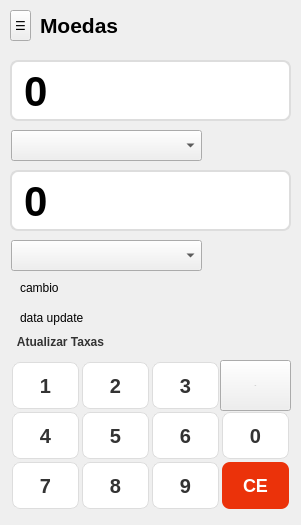
Old version of the form Calculadora/calculadora.ui in the repository ruilopes14/calculadora-teste.
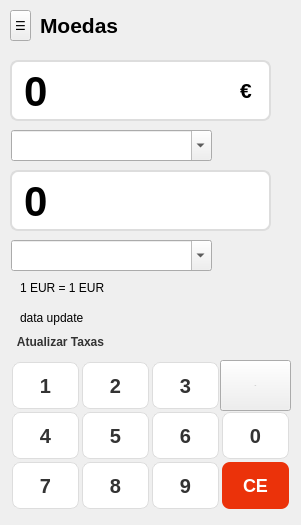
New version of the form. Icons and pictures are not drawn.

```diff
--- a/Calculadora/calculadora.ui
+++ b/Calculadora/calculadora.ui
@@ -4890,7 +4890,7 @@
       <rect>
        <x>11</x>
        <y>130</y>
-       <width>191</width>
+       <width>201</width>
        <height>31</height>
       </rect>
      </property>
@@ -4900,6 +4900,9 @@
      <property name="styleSheet">
       <string notr="true"/>
      </property>
+     <property name="editable">
+      <bool>true</bool>
+     </property>
      <property name="currentText">
       <string/>
      </property>
@@ -4909,7 +4912,7 @@
       <rect>
        <x>10</x>
        <y>60</y>
-       <width>281</width>
+       <width>261</width>
        <height>61</height>
       </rect>
      </property>
@@ -4943,7 +4946,7 @@
       <rect>
        <x>10</x>
        <y>170</y>
-       <width>281</width>
+       <width>261</width>
        <height>61</height>
       </rect>
      </property>
@@ -4977,7 +4980,7 @@
       <rect>
        <x>11</x>
        <y>240</y>
-       <width>191</width>
+       <width>201</width>
        <height>31</height>
       </rect>
      </property>
@@ -4987,6 +4990,9 @@
      <property name="styleSheet">
       <string notr="true"/>
      </property>
+     <property name="editable">
+      <bool>true</bool>
+     </property>
      <property name="currentText">
       <string/>
      </property>
@@ -5564,7 +5570,7 @@
       </rect>
      </property>
      <property name="text">
-      <string>cambio</string>
+      <string>1 EUR = 1 EUR</string>
      </property>
     </widget>
     <widget class="QLabel" name="label_dataup">
@@ -5572,7 +5578,7 @@
       <rect>
        <x>20</x>
        <y>310</y>
-       <width>111</width>
+       <width>251</width>
        <height>16</height>
       </rect>
      </property>
@@ -5580,6 +5586,35 @@
       <string>data update</string>
      </property>
     </widget>
+    <widget class="QLabel" name="simbolo_origem">
+     <property name="geometry">
+      <rect>
+       <x>240</x>
+       <y>60</y>
+       <width>31</width>
+       <height>61</height>
+      </rect>
+     </property>
+     <property name="styleSheet">
+      <string notr="true">background-color: transparent;</string>
+     </property>
+     <property name="text">
+      <string>&lt;html&gt;&lt;head/&gt;&lt;body&gt;&lt;p&gt;&lt;span style=&quot; font-size:16pt; font-weight:600;&quot;&gt;€&lt;/span&gt;&lt;/p&gt;&lt;/body&gt;&lt;/html&gt;</string>
+     </property>
+    </widget>
+    <widget class="QLabel" name="simbolo_destino">
+     <property name="geometry">
+      <rect>
+       <x>270</x>
+       <y>170</y>
+       <width>31</width>
+       <height>61</height>
+      </rect>
+     </property>
+     <property name="text">
+      <string>&lt;html&gt;&lt;head/&gt;&lt;body&gt;&lt;p&gt;&lt;span style=&quot; font-size:14pt;&quot;/&gt;&lt;/p&gt;&lt;/body&gt;&lt;/html&gt;</string>
+     </property>
+    </widget>
    </widget>
    <widget class="QWidget" name="page_5">
     <widget class="QLabel" name="label">
```
Left out of the diff: 30 changed lines with no effect on the pictures.
